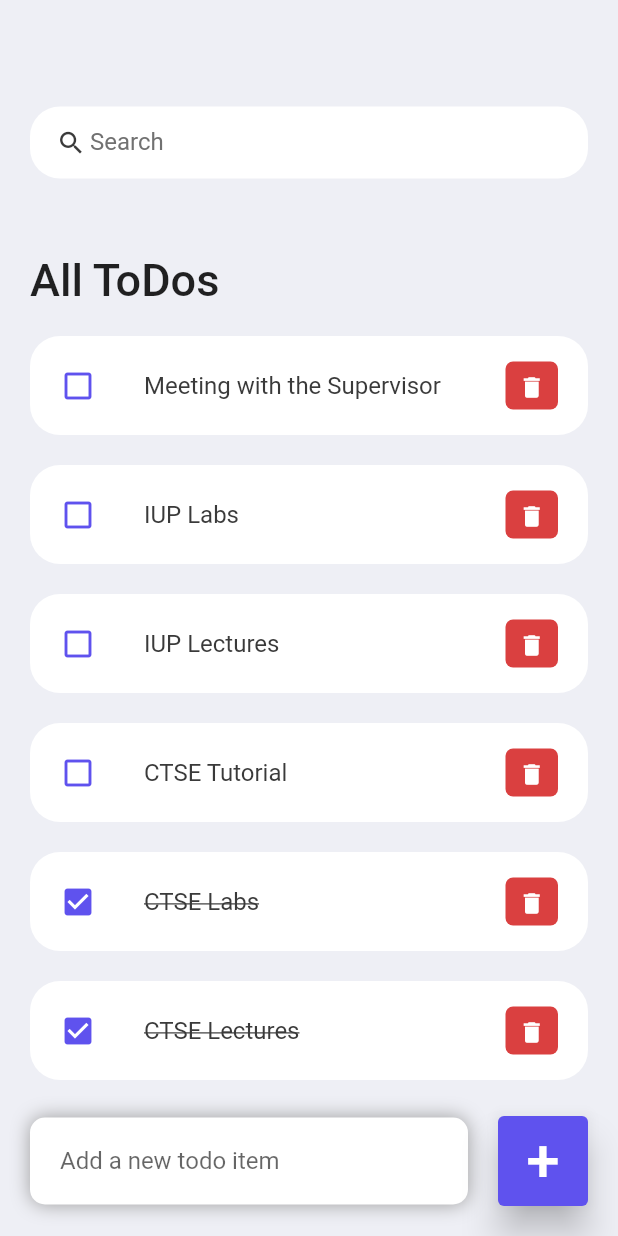
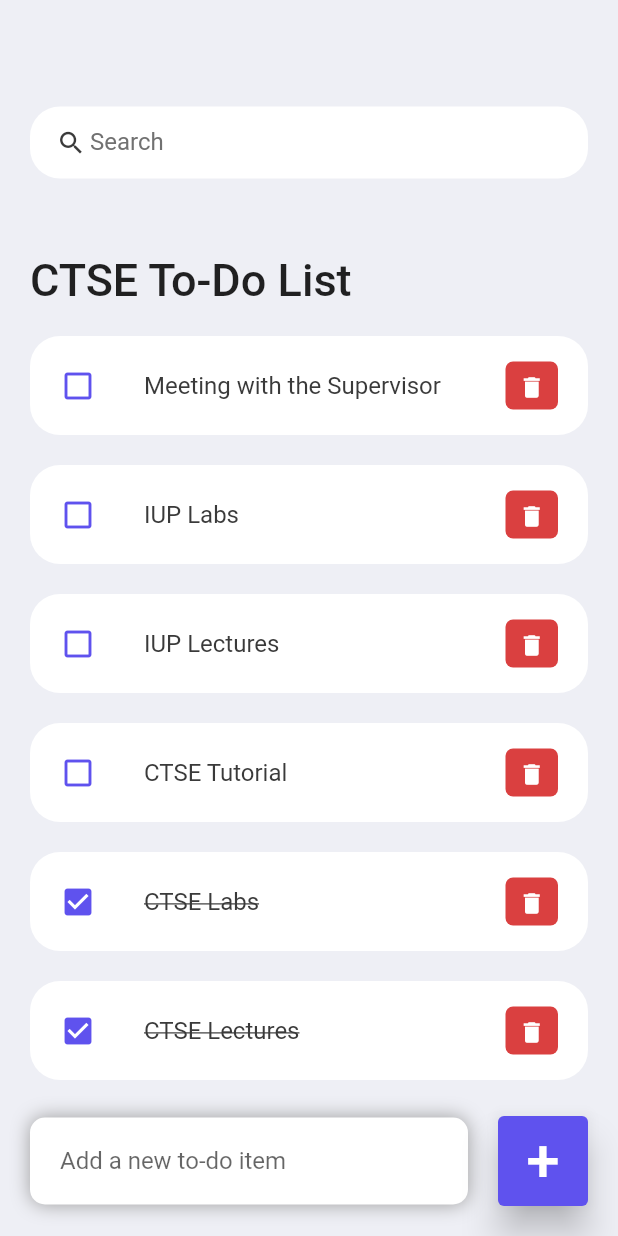
Before and after one commit to SLIIT-FacultyOfComputing/lab-protfolio-Dilanka-Nirmal, a Flutter app: the screen it shows after launch, on a phone screen of 412 x 824 dp. Run offline on Flutter 3.47's test engine with Material 2 defaults, Android fonts, the light colour scheme and no system bars.

Commit message:
home.dart file edited

```diff
--- a/Week_02/ctse_lab_01_todo_app/lib/screens/home.dart
+++ b/Week_02/ctse_lab_01_todo_app/lib/screens/home.dart
@@ -46,7 +46,7 @@ class _HomeState extends State<Home> {
                           bottom: 20,
                         ),
                         child: const Text(
-                          'All ToDos',
+                          'CTSE To-Do List',
                           style: TextStyle(
                             fontSize: 30,
                             fontWeight: FontWeight.w500,
@@ -94,7 +94,7 @@ class _HomeState extends State<Home> {
                   child: TextField(
                     controller: _todoController,
                     decoration: const InputDecoration(
-                        hintText: 'Add a new todo item',
+                        hintText: 'Add a new to-do item',
                         border: InputBorder.none),
                   ),
                 ),
```
